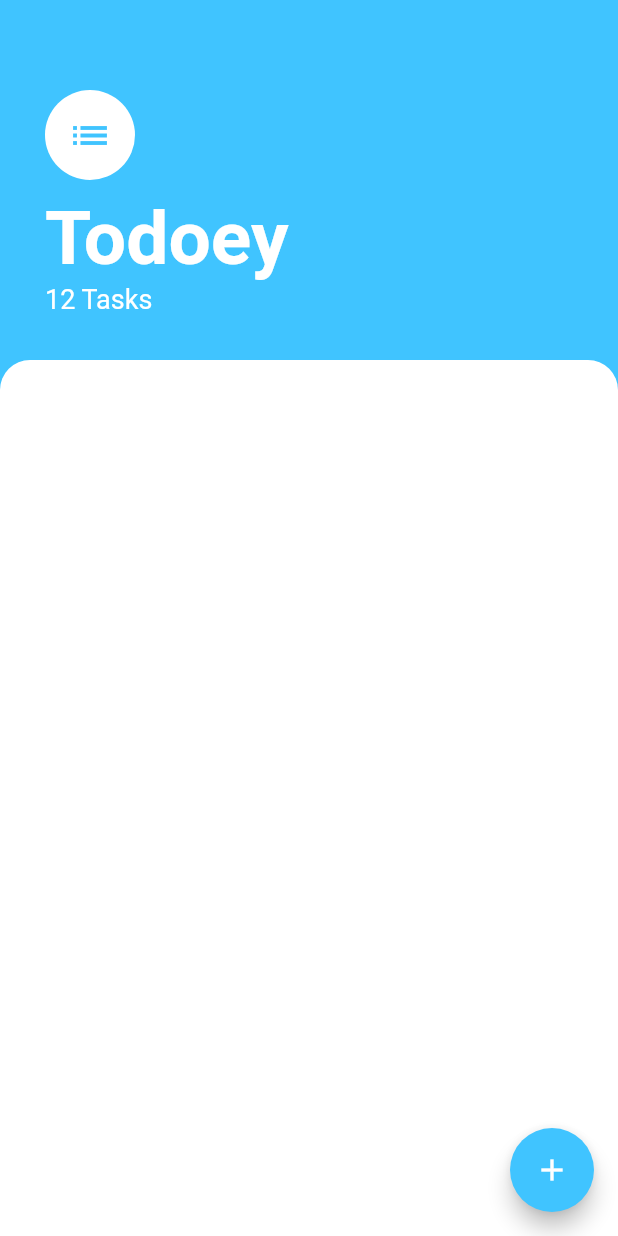
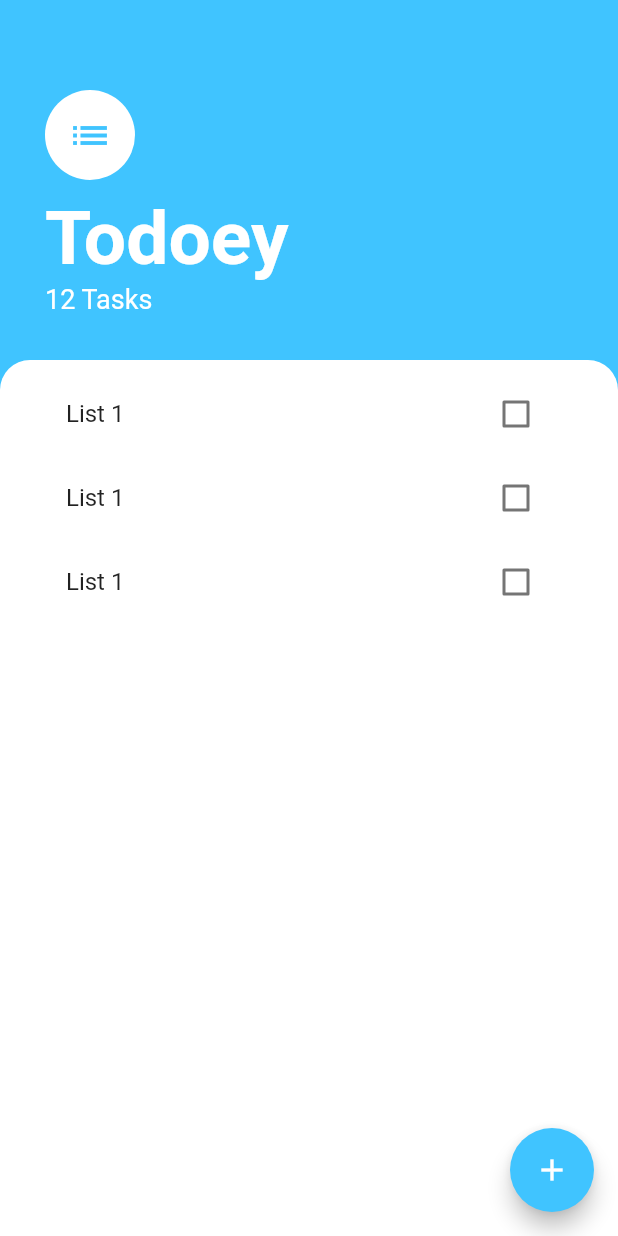
Before and after one commit to dastagg/LAB-F-todoey, a Flutter app: the screen it shows after launch, on a phone screen of 412 x 824 dp. Run offline on Flutter 3.47's test engine with Material 2 defaults, Android fonts, the phone set to English and light mode, and no system bars.

Commit message:
Refactor to break out the ListView and TaskTile.

```diff
--- a/lib/screens/tasks_screen.dart
+++ b/lib/screens/tasks_screen.dart
@@ -1,4 +1,6 @@
 import 'package:flutter/material.dart';
+import '../widgets/tasks_list.dart';
+
 class TasksScreen extends StatelessWidget {
   const TasksScreen({Key? key}) : super(key: key);
 
@@ -15,7 +17,8 @@ class TasksScreen extends StatelessWidget {
         crossAxisAlignment: CrossAxisAlignment.start,
         children: [
           Container(
-            padding: const EdgeInsets.only(top: 60.0, left: 30.0, right: 30.0, bottom: 30.0),
+            padding: const EdgeInsets.only(
+                top: 60.0, left: 30.0, right: 30.0, bottom: 30.0),
             child: Column(
               crossAxisAlignment: CrossAxisAlignment.start,
               children: const [
@@ -39,18 +42,19 @@ class TasksScreen extends StatelessWidget {
                     fontWeight: FontWeight.w700,
                   ),
                 ),
-                Text('12 Tasks',
+                Text(
+                  '12 Tasks',
                   style: TextStyle(
                     color: Colors.white,
                     fontSize: 18,
                   ),
                 ),
-
               ],
             ),
           ),
           Expanded(
             child: Container(
+              padding: const EdgeInsets.symmetric(horizontal: 20.0),
                 height: 300.0,
                 decoration: const BoxDecoration(
                   color: Colors.white,
@@ -59,7 +63,7 @@ class TasksScreen extends StatelessWidget {
                     topLeft: Radius.circular(20.0),
                   ),
                 ),
-            ),
+                child: const TasksList()),
           ),
         ],
       ),
--- /dev/null
+++ b/lib/widgets/task_tile.dart
@@ -0,0 +1,19 @@
+import 'package:flutter/material.dart';
+
+class TaskTile extends StatelessWidget {
+
+  const TaskTile({
+    Key? key,
+  }) : super(key: key);
+
+  @override
+  Widget build(BuildContext context) {
+    return ListTile(
+      title: const Text('List 1'),
+      trailing: Checkbox(
+        value: false,
+        onChanged: (bool? value) {},
+      ),
+    );
+  }
+}
--- /dev/null
+++ b/lib/widgets/tasks_list.dart
@@ -0,0 +1,20 @@
+import 'package:flutter/material.dart';
+import 'task_tile.dart';
+
+class TasksList extends StatelessWidget {
+  const TasksList({
+    Key? key,
+  }) : super(key: key);
+
+  @override
+  Widget build(BuildContext context) {
+    return ListView(
+      padding: const EdgeInsets.all(8),
+      children: const [
+        TaskTile(),
+        TaskTile(),
+        TaskTile(),
+      ],
+    );
+  }
+}
```
Lines whose indentation alone changed are shown as unchanged.
